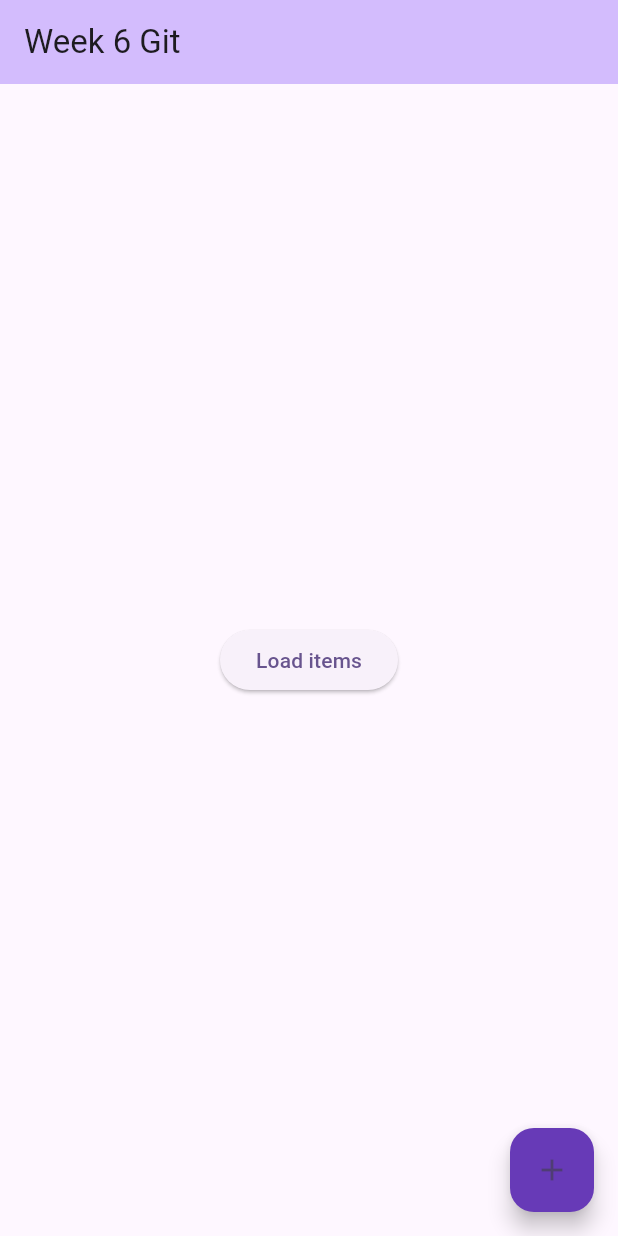
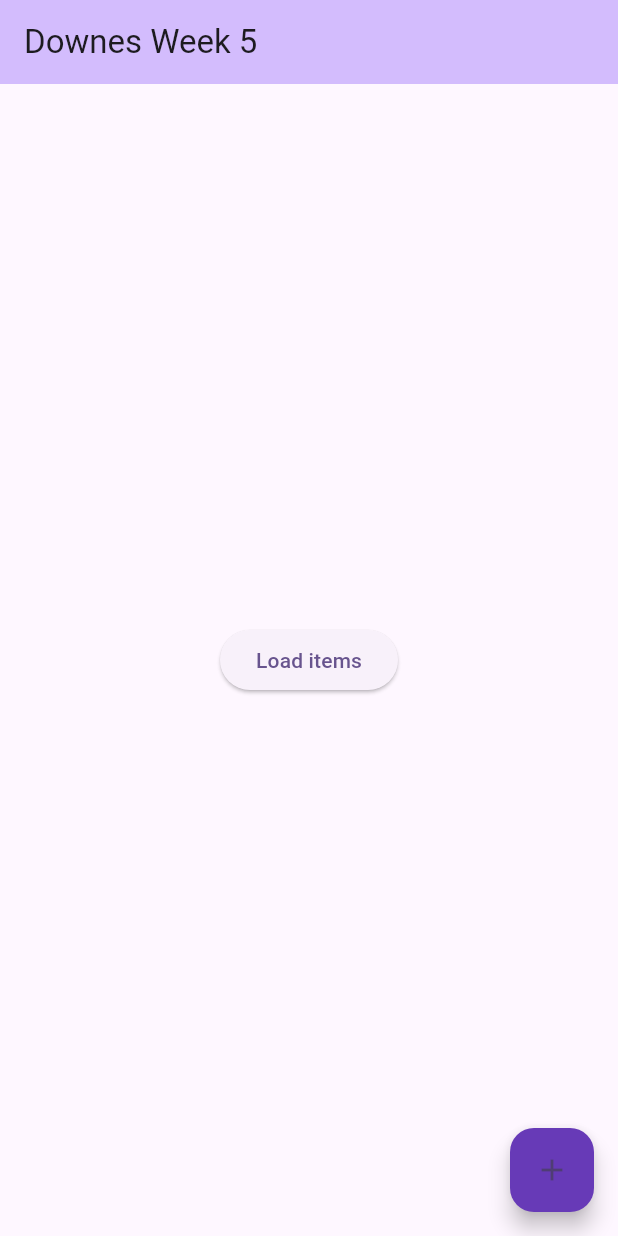
Before and after one commit to Kelldoor/Cmsc2204_Week5-1, a Flutter app: the screen it shows after launch, on a phone screen of 412 x 824 dp. Run offline on Flutter 3.47's test engine with Material 2 defaults, Android fonts, the light colour scheme and no system bars.

Commit message:
Changed the title

```diff
--- a/lib/main.dart
+++ b/lib/main.dart
@@ -15,8 +15,7 @@ class MyApp extends StatelessWidget {
         colorScheme: ColorScheme.fromSeed(seedColor: Colors.deepPurple),
         useMaterial3: true,
       ),
-      //Changed name
-      home: const MyHomePage(title: 'Week 6 Git'),
+      home: const MyHomePage(title: 'Downes Week 5'),
     );
   }
 }
```
